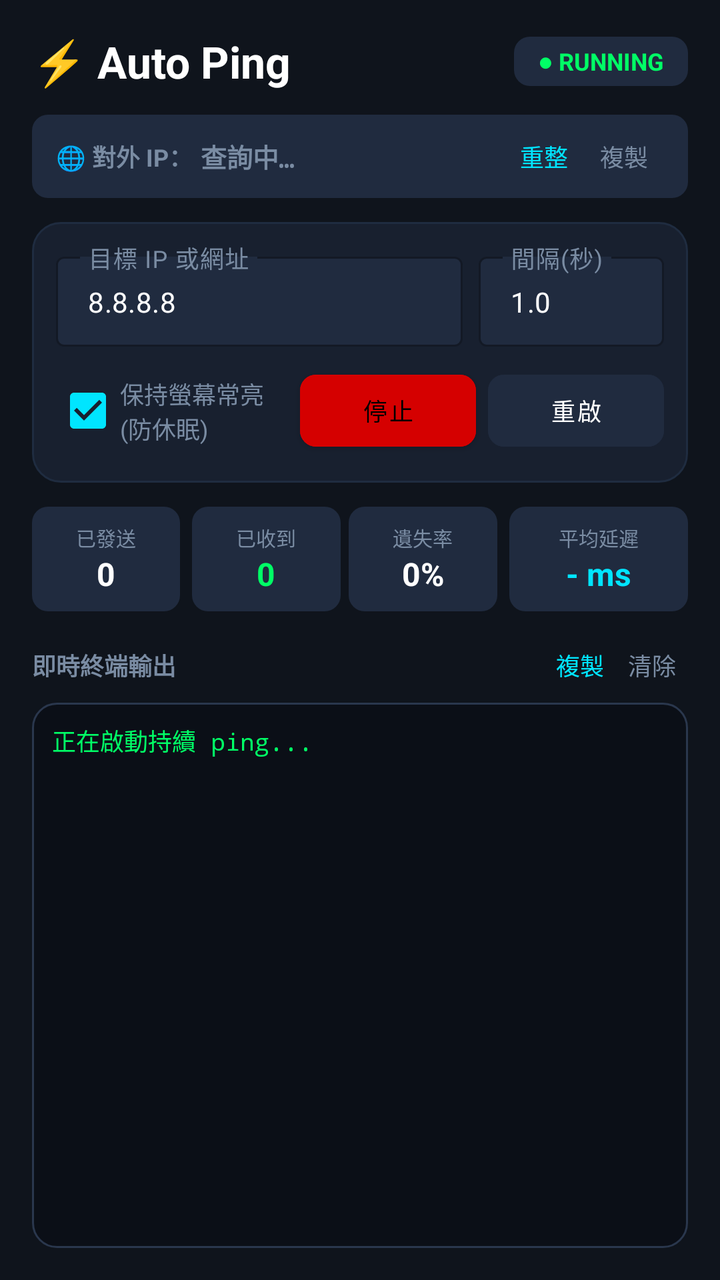
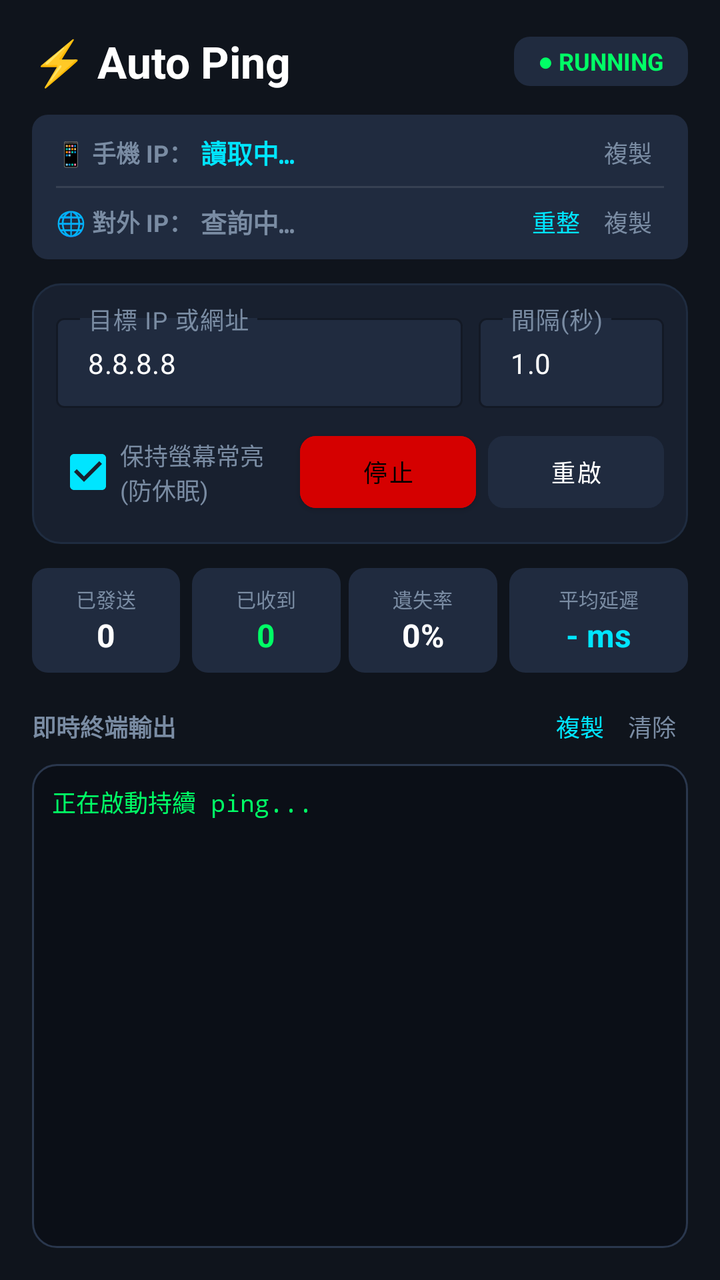

Screens rendered from an Android XML layout before and after an edit, with the pre-edit source and the edit as a unified diff.
<!-- AndroidManifest.xml: application theme Theme.AutoPing -->
<!-- res/layout/activity_main.xml -->
<?xml version="1.0" encoding="utf-8"?>
<LinearLayout xmlns:android="http://schemas.android.com/apk/res/android"
    xmlns:app="http://schemas.android.com/apk/res-auto"
    xmlns:tools="http://schemas.android.com/tools"
    android:layout_width="match_parent"
    android:layout_height="match_parent"
    android:orientation="vertical"
    android:background="@color/bg_dark"
    android:padding="16dp"
    tools:context=".MainActivity">

    
    <LinearLayout
        android:layout_width="match_parent"
        android:layout_height="wrap_content"
        android:orientation="horizontal"
        android:gravity="center_vertical"
        android:layout_marginBottom="12dp">

        <TextView
            android:layout_width="0dp"
            android:layout_height="wrap_content"
            android:layout_weight="1"
            android:text="⚡ Auto Ping"
            android:textColor="@color/white"
            android:textSize="22sp"
            android:textStyle="bold" />

        
        <TextView
            android:id="@+id/tvStatusBadge"
            android:layout_width="wrap_content"
            android:layout_height="wrap_content"
            android:background="@drawable/bg_stat_box"
            android:paddingHorizontal="12dp"
            android:paddingVertical="4dp"
            android:text="● RUNNING"
            android:textColor="@color/terminal_text_green"
            android:textSize="12sp"
            android:textStyle="bold" />
    </LinearLayout>

    
    <LinearLayout
        android:id="@+id/layoutPublicIp"
        android:layout_width="match_parent"
        android:layout_height="wrap_content"
        android:orientation="horizontal"
        android:gravity="center_vertical"
        android:background="@drawable/bg_stat_box"
        android:paddingHorizontal="12dp"
        android:paddingVertical="8dp"
        android:layout_marginBottom="12dp">

        <TextView
            android:layout_width="wrap_content"
            android:layout_height="wrap_content"
            android:text="@string/public_ip_label"
            android:textColor="@color/terminal_text_muted"
            android:textSize="12sp"
            android:textStyle="bold" />

        <TextView
            android:id="@+id/tvPublicIp"
            android:layout_width="0dp"
            android:layout_height="wrap_content"
            android:layout_weight="1"
            android:layout_marginStart="4dp"
            android:text="@string/public_ip_loading"
            android:textColor="@color/terminal_text_muted"
            android:textSize="13sp"
            android:fontFamily="monospace"
            android:textStyle="bold"
            android:ellipsize="end"
            android:singleLine="true" />

        <TextView
            android:id="@+id/btnRefreshIp"
            android:layout_width="wrap_content"
            android:layout_height="wrap_content"
            android:text="@string/btn_refresh_ip"
            android:textColor="@color/primary_accent"
            android:textSize="12sp"
            android:paddingHorizontal="8dp"
            android:paddingVertical="4dp"
            android:background="?attr/selectableItemBackground" />

        <TextView
            android:id="@+id/btnCopyIp"
            android:layout_width="wrap_content"
            android:layout_height="wrap_content"
            android:text="@string/btn_copy_ip"
            android:textColor="@color/terminal_text_muted"
            android:textSize="12sp"
            android:paddingHorizontal="8dp"
            android:paddingVertical="4dp"
            android:background="?attr/selectableItemBackground" />
    </LinearLayout>

    
    <LinearLayout
        android:layout_width="match_parent"
        android:layout_height="wrap_content"
        android:orientation="vertical"
        android:background="@drawable/bg_card"
        android:padding="12dp"
        android:layout_marginBottom="12dp">

        
        <LinearLayout
            android:layout_width="match_parent"
            android:layout_height="wrap_content"
            android:orientation="horizontal"
            android:gravity="center_vertical">

            
            <com.google.android.material.textfield.TextInputLayout
                android:id="@+id/tilTargetIp"
                android:layout_width="0dp"
                android:layout_height="wrap_content"
                android:layout_weight="2.2"
                android:hint="目標 IP 或網址"
                app:boxStrokeColor="@color/primary_accent"
                app:hintTextColor="@color/primary_accent"
                app:boxBackgroundColor="@color/surface_card"
                android:textColorHint="@color/terminal_text_muted"
                style="@style/Widget.MaterialComponents.TextInputLayout.OutlinedBox.Dense">

                <com.google.android.material.textfield.TextInputEditText
                    android:id="@+id/etTargetIp"
                    android:layout_width="match_parent"
                    android:layout_height="wrap_content"
                    android:inputType="textUri"
                    android:text="8.8.8.8"
                    android:textColor="@color/white"
                    android:textSize="14sp" />
            </com.google.android.material.textfield.TextInputLayout>

            <View
                android:layout_width="8dp"
                android:layout_height="match_parent" />

            
            <com.google.android.material.textfield.TextInputLayout
                android:id="@+id/tilInterval"
                android:layout_width="0dp"
                android:layout_height="wrap_content"
                android:layout_weight="1"
                android:hint="間隔(秒)"
                app:boxStrokeColor="@color/primary_accent"
                app:hintTextColor="@color/primary_accent"
                app:boxBackgroundColor="@color/surface_card"
                android:textColorHint="@color/terminal_text_muted"
                style="@style/Widget.MaterialComponents.TextInputLayout.OutlinedBox.Dense">

                <com.google.android.material.textfield.TextInputEditText
                    android:id="@+id/etInterval"
                    android:layout_width="match_parent"
                    android:layout_height="wrap_content"
                    android:inputType="numberDecimal"
                    android:text="1.0"
                    android:textColor="@color/white"
                    android:textSize="14sp" />
            </com.google.android.material.textfield.TextInputLayout>
        </LinearLayout>

        
        <LinearLayout
            android:layout_width="match_parent"
            android:layout_height="wrap_content"
            android:orientation="horizontal"
            android:gravity="center_vertical"
            android:layout_marginTop="8dp">

            <CheckBox
                android:id="@+id/cbKeepScreenOn"
                android:layout_width="0dp"
                android:layout_height="wrap_content"
                android:layout_weight="1"
                android:checked="true"
                android:buttonTint="@color/primary_accent"
                android:text="@string/keep_screen_on"
                android:textColor="@color/terminal_text_muted"
                android:textSize="12sp" />

            
            <com.google.android.material.button.MaterialButton
                android:id="@+id/btnTogglePing"
                android:layout_width="wrap_content"
                android:layout_height="wrap_content"
                android:text="@string/btn_stop"
                android:textSize="12sp"
                app:cornerRadius="8dp"
                android:backgroundTint="@color/btn_stop" />

            <View
                android:layout_width="6dp"
                android:layout_height="match_parent" />

            
            <com.google.android.material.button.MaterialButton
                android:id="@+id/btnRestart"
                android:layout_width="wrap_content"
                android:layout_height="wrap_content"
                android:text="重啟"
                android:textSize="12sp"
                app:cornerRadius="8dp"
                android:backgroundTint="@color/surface_card"
                android:textColor="@color/white"
                style="@style/Widget.MaterialComponents.Button.TextButton" />
        </LinearLayout>
    </LinearLayout>

    
    <LinearLayout
        android:layout_width="match_parent"
        android:layout_height="wrap_content"
        android:orientation="horizontal"
        android:layout_marginBottom="12dp">

        
        <LinearLayout
            android:layout_width="0dp"
            android:layout_height="wrap_content"
            android:layout_weight="1"
            android:orientation="vertical"
            android:background="@drawable/bg_stat_box"
            android:padding="8dp"
            android:gravity="center"
            android:layout_marginEnd="4dp">

            <TextView
                android:layout_width="wrap_content"
                android:layout_height="wrap_content"
                android:text="@string/stat_sent"
                android:textColor="@color/terminal_text_muted"
                android:textSize="10sp" />

            <TextView
                android:id="@+id/tvStatSent"
                android:layout_width="wrap_content"
                android:layout_height="wrap_content"
                android:text="0"
                android:textColor="@color/white"
                android:textSize="16sp"
                android:textStyle="bold" />
        </LinearLayout>

        
        <LinearLayout
            android:layout_width="0dp"
            android:layout_height="wrap_content"
            android:layout_weight="1"
            android:orientation="vertical"
            android:background="@drawable/bg_stat_box"
            android:padding="8dp"
            android:gravity="center"
            android:layout_marginHorizontal="2dp">

            <TextView
                android:layout_width="wrap_content"
                android:layout_height="wrap_content"
                android:text="@string/stat_recv"
                android:textColor="@color/terminal_text_muted"
                android:textSize="10sp" />

            <TextView
                android:id="@+id/tvStatRecv"
                android:layout_width="wrap_content"
                android:layout_height="wrap_content"
                android:text="0"
                android:textColor="@color/terminal_text_green"
                android:textSize="16sp"
                android:textStyle="bold" />
        </LinearLayout>

        
        <LinearLayout
            android:layout_width="0dp"
            android:layout_height="wrap_content"
            android:layout_weight="1"
            android:orientation="vertical"
            android:background="@drawable/bg_stat_box"
            android:padding="8dp"
            android:gravity="center"
            android:layout_marginHorizontal="2dp">

            <TextView
                android:layout_width="wrap_content"
                android:layout_height="wrap_content"
                android:text="@string/stat_loss"
                android:textColor="@color/terminal_text_muted"
                android:textSize="10sp" />

            <TextView
                android:id="@+id/tvStatLoss"
                android:layout_width="wrap_content"
                android:layout_height="wrap_content"
                android:text="0%"
                android:textColor="@color/white"
                android:textSize="16sp"
                android:textStyle="bold" />
        </LinearLayout>

        
        <LinearLayout
            android:layout_width="0dp"
            android:layout_height="wrap_content"
            android:layout_weight="1.2"
            android:orientation="vertical"
            android:background="@drawable/bg_stat_box"
            android:padding="8dp"
            android:gravity="center"
            android:layout_marginStart="4dp">

            <TextView
                android:layout_width="wrap_content"
                android:layout_height="wrap_content"
                android:text="@string/stat_avg"
                android:textColor="@color/terminal_text_muted"
                android:textSize="10sp" />

            <TextView
                android:id="@+id/tvStatAvg"
                android:layout_width="wrap_content"
                android:layout_height="wrap_content"
                android:text="- ms"
                android:textColor="@color/primary_accent"
                android:textSize="16sp"
                android:textStyle="bold" />
        </LinearLayout>
    </LinearLayout>

    
    <LinearLayout
        android:layout_width="match_parent"
        android:layout_height="wrap_content"
        android:orientation="horizontal"
        android:gravity="center_vertical"
        android:layout_marginBottom="4dp">

        <TextView
            android:layout_width="0dp"
            android:layout_height="wrap_content"
            android:layout_weight="1"
            android:text="即時終端輸出"
            android:textColor="@color/terminal_text_muted"
            android:textSize="12sp"
            android:textStyle="bold" />

        <TextView
            android:id="@+id/btnCopyLog"
            android:layout_width="wrap_content"
            android:layout_height="wrap_content"
            android:text="複製"
            android:textColor="@color/primary_accent"
            android:textSize="12sp"
            android:padding="6dp" />

        <TextView
            android:id="@+id/btnClearLog"
            android:layout_width="wrap_content"
            android:layout_height="wrap_content"
            android:text="清除"
            android:textColor="@color/terminal_text_muted"
            android:textSize="12sp"
            android:padding="6dp" />
    </LinearLayout>

    
    <FrameLayout
        android:layout_width="match_parent"
        android:layout_height="0dp"
        android:layout_weight="1"
        android:background="@drawable/bg_terminal"
        android:padding="10dp">

        <ScrollView
            android:id="@+id/svLogScroll"
            android:layout_width="match_parent"
            android:layout_height="match_parent"
            android:fillViewport="true">

            <TextView
                android:id="@+id/tvTerminalOutput"
                android:layout_width="match_parent"
                android:layout_height="wrap_content"
                android:fontFamily="monospace"
                android:text="正在啟動持續 ping...\n"
                android:textColor="@color/terminal_text_green"
                android:textSize="12sp"
                android:lineSpacingExtra="3dp"
                android:textIsSelectable="true" />
        </ScrollView>
    </FrameLayout>

</LinearLayout>
<!-- resources referenced by this layout -->
<resources>
  <color name="bg_dark">#0F141C</color>
  <color name="btn_stop">#D50000</color>
  <color name="primary_accent">#00E5FF</color>
  <color name="surface_card">#202B3F</color>
  <color name="terminal_text_green">#00FF66</color>
  <color name="terminal_text_muted">#7A8CA3</color>
  <color name="white">#FFFFFFFF</color>
  <!-- drawable bg_card (drawable) -->
  <?xml version="1.0" encoding="utf-8"?>
  <shape xmlns:android="http://schemas.android.com/apk/res/android"
      android:shape="rectangle">
      <solid android:color="@color/surface_dark" />
      <corners android:radius="14dp" />
      <stroke
          android:width="1dp"
          android:color="#1F2C40" />
  </shape>
  <!-- drawable bg_stat_box (drawable) -->
  <?xml version="1.0" encoding="utf-8"?>
  <shape xmlns:android="http://schemas.android.com/apk/res/android"
      android:shape="rectangle">
      <solid android:color="@color/surface_card" />
      <corners android:radius="8dp" />
  </shape>
  <!-- drawable bg_terminal (drawable) -->
  <?xml version="1.0" encoding="utf-8"?>
  <shape xmlns:android="http://schemas.android.com/apk/res/android"
      android:shape="rectangle">
      <solid android:color="@color/terminal_bg" />
      <corners android:radius="12dp" />
      <stroke
          android:width="1dp"
          android:color="#2A374D" />
  </shape>
  <string name="btn_copy_ip">複製</string>
  <string name="btn_refresh_ip">重整</string>
  <string name="btn_stop">停止</string>
  <string name="keep_screen_on">保持螢幕常亮 (防休眠)</string>
  <string name="public_ip_label">🌐 對外 IP：</string>
  <string name="public_ip_loading">查詢中…</string>
  <string name="stat_avg">平均延遲</string>
  <string name="stat_loss">遺失率</string>
  <string name="stat_recv">已收到</string>
  <string name="stat_sent">已發送</string>
  <style name="Theme.AutoPing" parent="Theme.MaterialComponents.DayNight.NoActionBar">
          
          <item name="colorPrimary">@color/primary_accent</item>
          <item name="colorPrimaryVariant">@color/primary_accent_variant</item>
          <item name="colorOnPrimary">@color/black</item>
          
          <item name="colorSecondary">@color/primary_accent</item>
          <item name="colorSecondaryVariant">@color/primary_accent_variant</item>
          <item name="colorOnSecondary">@color/black</item>
          
          <item name="android:statusBarColor">@color/bg_dark</item>
          <item name="android:navigationBarColor">@color/bg_dark</item>
          <item name="android:windowBackground">@color/bg_dark</item>
      </style>
  <color name="surface_dark">#18202F</color>
  <color name="terminal_bg">#0B0F17</color>
  <color name="primary_accent_variant">#00B0FF</color>
  <color name="black">#FF000000</color>
</resources>

<!-- the commit's change to res/layout/activity_main.xml (unified diff, before → after) -->
@@ -42,59 +42,114 @@
 
     
     <LinearLayout
-        android:id="@+id/layoutPublicIp"
+        android:id="@+id/layoutIpCard"
         android:layout_width="match_parent"
         android:layout_height="wrap_content"
-        android:orientation="horizontal"
-        android:gravity="center_vertical"
+        android:orientation="vertical"
         android:background="@drawable/bg_stat_box"
         android:paddingHorizontal="12dp"
         android:paddingVertical="8dp"
         android:layout_marginBottom="12dp">
 
-        <TextView
-            android:layout_width="wrap_content"
-            android:layout_height="wrap_content"
-            android:text="@string/public_ip_label"
-            android:textColor="@color/terminal_text_muted"
-            android:textSize="12sp"
-            android:textStyle="bold" />
-
-        <TextView
-            android:id="@+id/tvPublicIp"
-            android:layout_width="0dp"
-            android:layout_height="wrap_content"
-            android:layout_weight="1"
-            android:layout_marginStart="4dp"
-            android:text="@string/public_ip_loading"
-            android:textColor="@color/terminal_text_muted"
-            android:textSize="13sp"
-            android:fontFamily="monospace"
-            android:textStyle="bold"
-            android:ellipsize="end"
-            android:singleLine="true" />
-
-        <TextView
-            android:id="@+id/btnRefreshIp"
-            android:layout_width="wrap_content"
-            android:layout_height="wrap_content"
-            android:text="@string/btn_refresh_ip"
-            android:textColor="@color/primary_accent"
-            android:textSize="12sp"
-            android:paddingHorizontal="8dp"
-            android:paddingVertical="4dp"
-            android:background="?attr/selectableItemBackground" />
-
-        <TextView
-            android:id="@+id/btnCopyIp"
-            android:layout_width="wrap_content"
-            android:layout_height="wrap_content"
-            android:text="@string/btn_copy_ip"
-            android:textColor="@color/terminal_text_muted"
-            android:textSize="12sp"
-            android:paddingHorizontal="8dp"
-            android:paddingVertical="4dp"
-            android:background="?attr/selectableItemBackground" />
+        
+        <LinearLayout
+            android:layout_width="match_parent"
+            android:layout_height="wrap_content"
+            android:orientation="horizontal"
+            android:gravity="center_vertical">
+
+            <TextView
+                android:layout_width="wrap_content"
+                android:layout_height="wrap_content"
+                android:text="@string/local_ip_label"
+                android:textColor="@color/terminal_text_muted"
+                android:textSize="12sp"
+                android:textStyle="bold" />
+
+            <TextView
+                android:id="@+id/tvLocalIp"
+                android:layout_width="0dp"
+                android:layout_height="wrap_content"
+                android:layout_weight="1"
+                android:layout_marginStart="4dp"
+                android:text="@string/local_ip_loading"
+                android:textColor="@color/primary_accent"
+                android:textSize="13sp"
+                android:fontFamily="monospace"
+                android:textStyle="bold"
+                android:ellipsize="end"
+                android:singleLine="true" />
+
+            <TextView
+                android:id="@+id/btnCopyLocalIp"
+                android:layout_width="wrap_content"
+                android:layout_height="wrap_content"
+                android:text="@string/btn_copy_ip"
+                android:textColor="@color/terminal_text_muted"
+                android:textSize="12sp"
+                android:paddingHorizontal="6dp"
+                android:paddingVertical="2dp"
+                android:background="?attr/selectableItemBackground" />
+        </LinearLayout>
+
+        
+        <View
+            android:layout_width="match_parent"
+            android:layout_height="1dp"
+            android:background="#1AFFFFFF"
+            android:layout_marginVertical="6dp" />
+
+        
+        <LinearLayout
+            android:layout_width="match_parent"
+            android:layout_height="wrap_content"
+            android:orientation="horizontal"
+            android:gravity="center_vertical">
+
+            <TextView
+                android:layout_width="wrap_content"
+                android:layout_height="wrap_content"
+                android:text="@string/public_ip_label"
+                android:textColor="@color/terminal_text_muted"
+                android:textSize="12sp"
+                android:textStyle="bold" />
+
+            <TextView
+                android:id="@+id/tvPublicIp"
+                android:layout_width="0dp"
+                android:layout_height="wrap_content"
+                android:layout_weight="1"
+                android:layout_marginStart="4dp"
+                android:text="@string/public_ip_loading"
+                android:textColor="@color/terminal_text_muted"
+                android:textSize="13sp"
+                android:fontFamily="monospace"
+                android:textStyle="bold"
+                android:ellipsize="end"
+                android:singleLine="true" />
+
+            <TextView
+                android:id="@+id/btnRefreshIp"
+                android:layout_width="wrap_content"
+                android:layout_height="wrap_content"
+                android:text="@string/btn_refresh_ip"
+                android:textColor="@color/primary_accent"
+                android:textSize="12sp"
+                android:paddingHorizontal="6dp"
+                android:paddingVertical="2dp"
+                android:background="?attr/selectableItemBackground" />
+
+            <TextView
+                android:id="@+id/btnCopyIp"
+                android:layout_width="wrap_content"
+                android:layout_height="wrap_content"
+                android:text="@string/btn_copy_ip"
+                android:textColor="@color/terminal_text_muted"
+                android:textSize="12sp"
+                android:paddingHorizontal="6dp"
+                android:paddingVertical="2dp"
+                android:background="?attr/selectableItemBackground" />
+        </LinearLayout>
     </LinearLayout>
 
     
<!-- resource entries referenced after the edit -->
@@ -38,6 +38,8 @@
   <string name="btn_refresh_ip">重整</string>
   <string name="btn_stop">停止</string>
   <string name="keep_screen_on">保持螢幕常亮 (防休眠)</string>
+  <string name="local_ip_label">📱 手機 IP：</string>
+  <string name="local_ip_loading">讀取中…</string>
   <string name="public_ip_label">🌐 對外 IP：</string>
   <string name="public_ip_loading">查詢中…</string>
   <string name="stat_avg">平均延遲</string>
